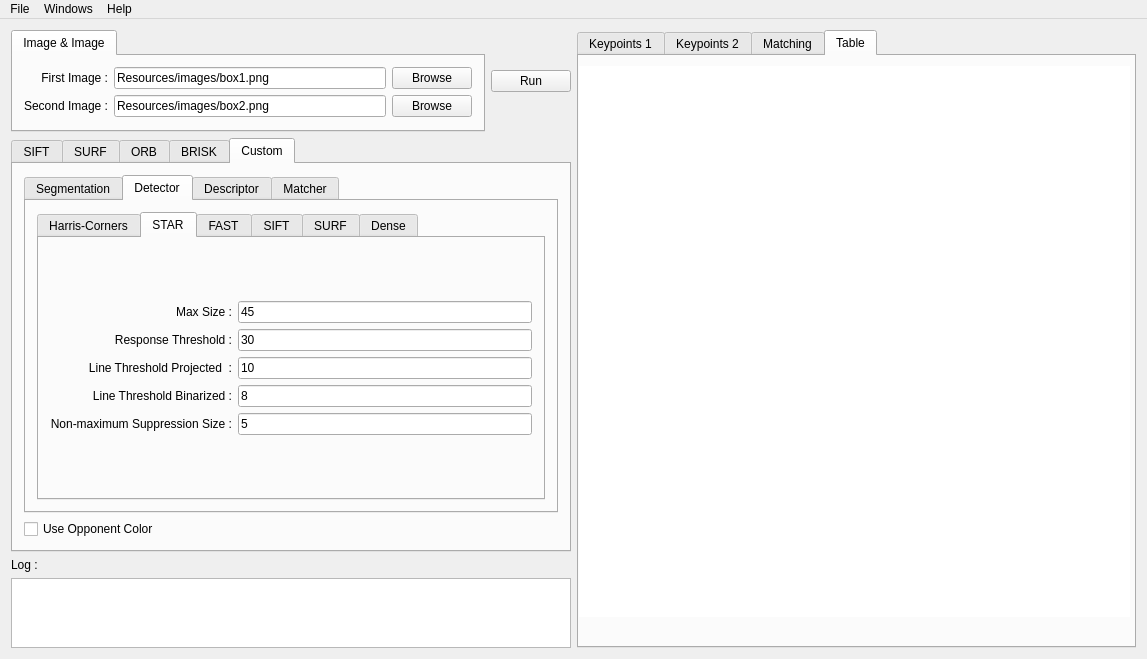
Above: source_code/mainwindow.ui from Aissa94/PFE_Project before the change. Below: the same form after it.
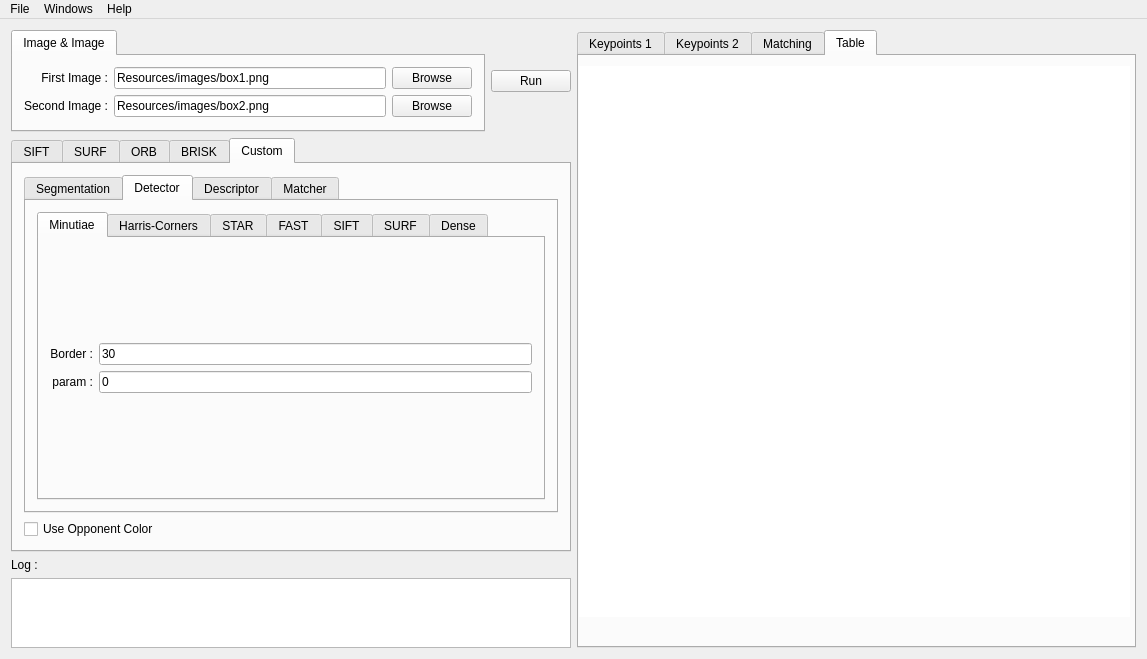
That is the form after the change. The open tabs and pages were chosen to show the change.

Commit message: Segmentation and Minutiae and HarrisCorners

What changed in the file:
```diff
--- a/source_code/mainwindow.ui
+++ b/source_code/mainwindow.ui
@@ -737,9 +737,54 @@
             <item row="0" column="0">
              <widget class="QTabWidget" name="detectorTabs">
               <property name="currentIndex">
-               <number>1</number>
+               <number>0</number>
               </property>
-              <widget class="QWidget" name="tabDetectorStar">
+              <widget class="QWidget" name="tabDetectorMinutiae">
+               <attribute name="title">
+                <string>Minutiae</string>
+               </attribute>
+               <layout class="QGridLayout" name="gridLayout_13">
+                <item row="0" column="0">
+                 <layout class="QGridLayout" name="detectorMinutiaeParams">
+                  <item row="0" column="0">
+                   <widget class="QLabel" name="detectorMinutiaeBorderLabel">
+                    <property name="text">
+                     <string>Border :</string>
+                    </property>
+                    <property name="alignment">
+                     <set>Qt::AlignRight|Qt::AlignTrailing|Qt::AlignVCenter</set>
+                    </property>
+                   </widget>
+                  </item>
+                  <item row="1" column="0">
+                   <widget class="QLabel" name="detectorMinutiaeParamLabel">
+                    <property name="text">
+                     <string>param :</string>
+                    </property>
+                    <property name="alignment">
+                     <set>Qt::AlignRight|Qt::AlignTrailing|Qt::AlignVCenter</set>
+                    </property>
+                   </widget>
+                  </item>
+                  <item row="0" column="1">
+                   <widget class="QLineEdit" name="detectorMinutiaeBorderText">
+                    <property name="text">
+                     <string>30</string>
+                    </property>
+                   </widget>
+                  </item>
+                  <item row="1" column="1">
+                   <widget class="QLineEdit" name="detectorMinutiaeParamText">
+                    <property name="text">
+                     <string>0</string>
+                    </property>
+                   </widget>
+                  </item>
+                 </layout>
+                </item>
+               </layout>
+              </widget>
+              <widget class="QWidget" name="tabDetectorHarrisCorners">
                <attribute name="title">
                 <string>Harris-Corners</string>
                </attribute>
```
Left out of the diff: 79 changed lines with no effect on the pictures. The commit also changes 4 other files.
